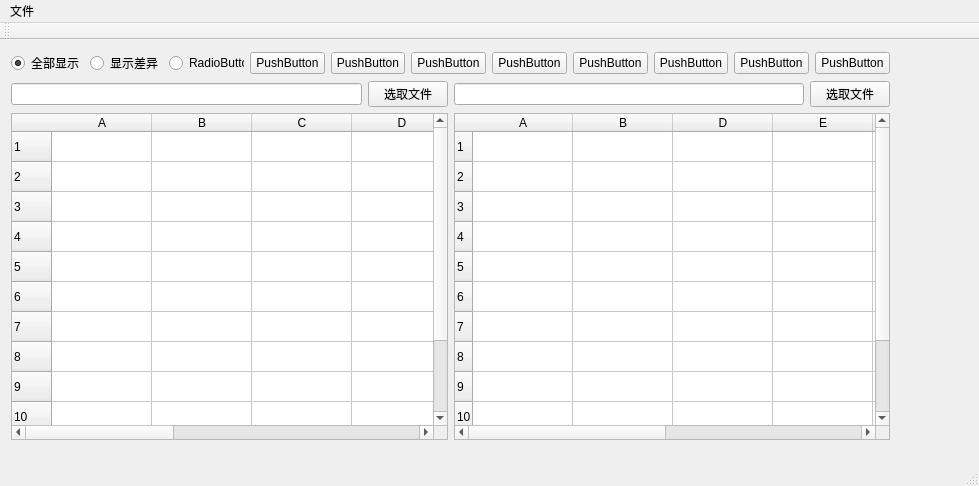
qqyemingqq/CompareByQT, file mainwindow.ui: the form before one commit.
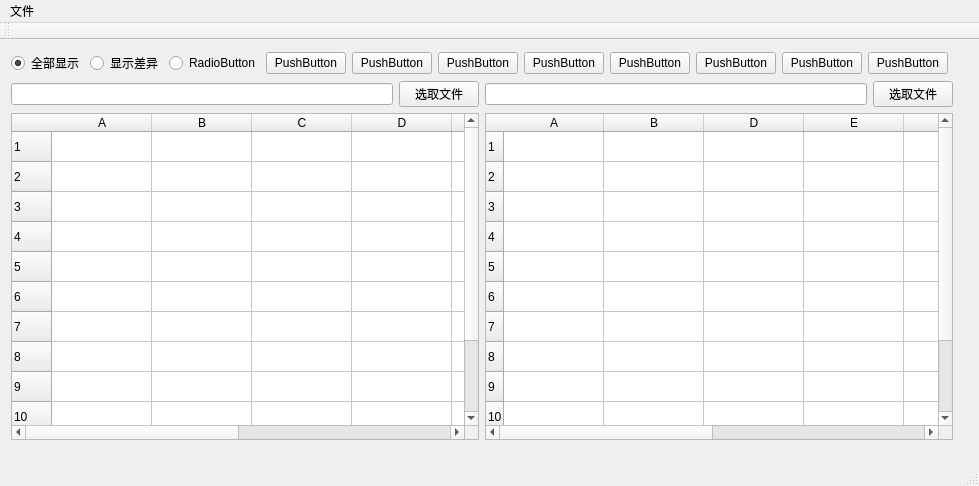
The form after the commit.

Diff of the .ui file:
```diff
--- a/mainwindow.ui
+++ b/mainwindow.ui
@@ -25,7 +25,7 @@
      <rect>
       <x>0</x>
       <y>0</y>
-      <width>901</width>
+      <width>964</width>
       <height>411</height>
      </rect>
     </property>
@@ -265,6 +265,18 @@
        </item>
        <item>
         <widget class="QTableWidget" name="tableRight">
+         <property name="verticalScrollBarPolicy">
+          <enum>Qt::ScrollBarAlwaysOn</enum>
+         </property>
+         <property name="horizontalScrollBarPolicy">
+          <enum>Qt::ScrollBarAlwaysOn</enum>
+         </property>
+         <property name="sizeAdjustPolicy">
+          <enum>QAbstractScrollArea::AdjustIgnored</enum>
+         </property>
+         <property name="editTriggers">
+          <set>QAbstractItemView::NoEditTriggers</set>
+         </property>
          <row>
           <property name="text">
            <string>1</string>
```
Left out of the diff: 7 changed lines with no effect on the pictures.
